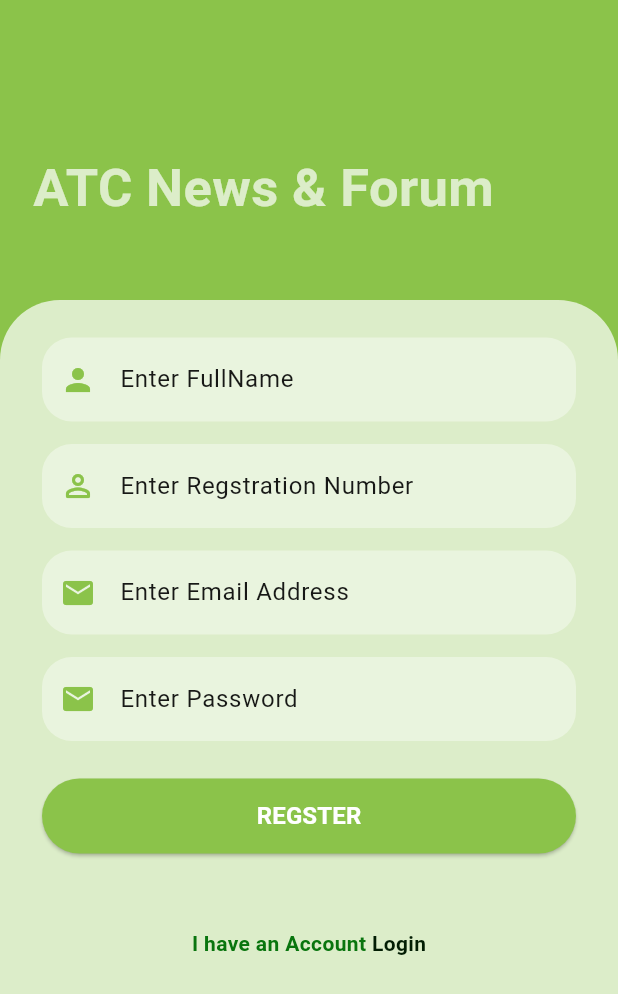
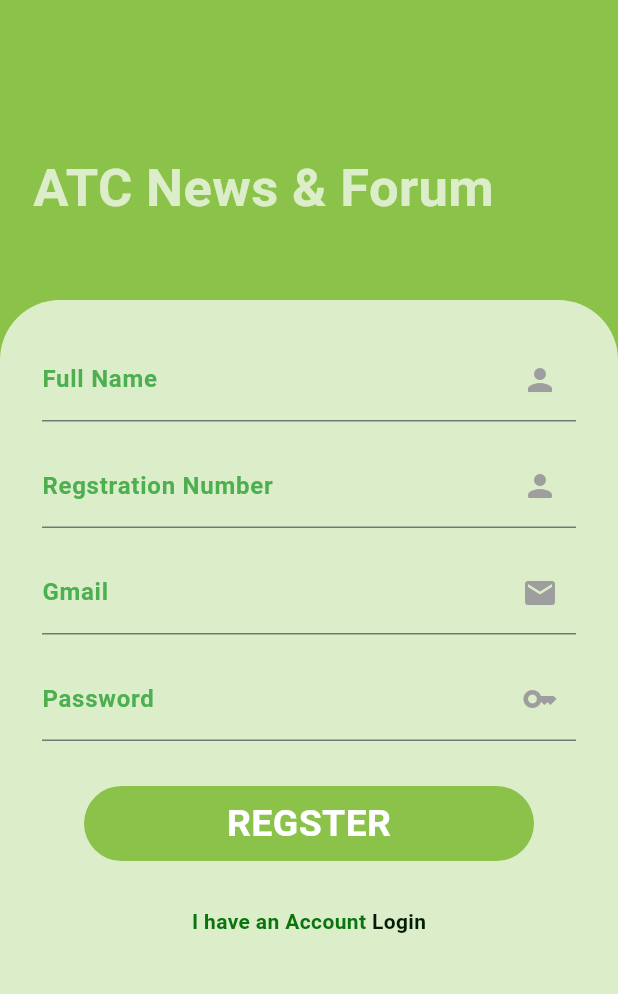
Before and after one commit to roja18/news_forums_app, a Flutter app: the screen it shows after launch, after a tap on "Regster", on a phone screen of 412 x 824 dp. Shown: the top 994 px of the screen. Run offline on Flutter 3.47's test engine with Material 3 defaults, Android fonts, the phone set to English and light mode, and no system bars.

Commit message:
Revert "fake commite"
This reverts commit db230a204513bae90a2219005613fe565b3321ed.

```diff
--- a/lib/main.dart
+++ b/lib/main.dart
@@ -1,11 +1,7 @@
-import 'package:firebase_core/firebase_core.dart';
 import 'package:flutter/material.dart';
-import 'package:news_and_forums/firebase_options.dart';
 import 'package:news_and_forums/screens/login.dart';
 
-void main() async {
-  WidgetsFlutterBinding.ensureInitialized();
-  await Firebase.initializeApp(options: DefaultFirebaseOptions.currentPlatform);
+void main() {
   runApp(const MyApp());
 }
 
--- a/lib/screens/component/reusable_widget.dart
+++ /dev/null
@@ -1,114 +0,0 @@
-import 'package:flutter/material.dart';
-
-TextFormField reusableTextFild(String text, IconData icon, bool isPasswordType,
-    TextEditingController controller) {
-  return TextFormField(
-    autovalidateMode: AutovalidateMode.onUserInteraction,
-    validator: isPasswordType
-        ? (value) {
-            if (value == null || value.isEmpty) {
-              return 'Please enter your password';
-            }
-
-            if (value.length < 6) {
-              return 'Password must be at least 6 characters';
-            }
-            return null;
-          }
-        : (value) {
-            // add email validation
-            if (text == 'Enter Email Address') {
-              if (value == null || value.isEmpty) {
-                return 'Please enter your email';
-              }
-
-              bool emailValid = RegExp(
-                      r"^[a-zA-Z0-9.a-zA-Z0-9.!#$%&'*+-/=?^_`{|}~]+@[a-zA-Z0-9]+\.[a-zA-Z]+")
-                  .hasMatch(value);
-              if (!emailValid) {
-                return 'Please enter a valid email';
-              }
-
-              return null;
-            }
-            if (text == 'Enter FullName') {
-              if (value == null || value.isEmpty) {
-                return 'Please enter your full name';
-              }
-
-              if (value.length < 6) {
-                return 'Fullname must be at least 10 characters';
-              }
-              return null;
-            }
-            if (text == 'Enter Regstration Number') {
-              if (value == null || value.isEmpty) {
-                return 'Please enter your regstration number';
-              }
-
-              if (value.length < 6) {
-                return 'Phone number must be at least 10 characters';
-              }
-              return null;
-            }
-
-          },
-    controller: controller,
-    obscureText: isPasswordType,
-    enableSuggestions: !isPasswordType,
-
-    // autovalidateMode: AutovalidateMode.onUserInteraction,
-    autocorrect: !isPasswordType,
-    cursorColor: Colors.black,
-    style: TextStyle(color: Color.fromARGB(255, 4, 56, 145).withOpacity(0.9)),
-    decoration: InputDecoration(
-      prefixIcon: Icon(
-        icon,
-        color: Colors.lightGreen,
-      ),
-
-      labelText: text,
-      // hintText: hint,
-      labelStyle: TextStyle(color: Colors.black.withOpacity(0.9)),
-      filled: true,
-      floatingLabelBehavior: FloatingLabelBehavior.never,
-      fillColor: Colors.white38,
-      border: OutlineInputBorder(
-          borderRadius: BorderRadius.circular(20.0),
-          borderSide: const BorderSide(width: 0, style: BorderStyle.none)),
-    ),
-    keyboardType: isPasswordType
-        ? TextInputType.visiblePassword
-        : TextInputType.emailAddress,
-  );
-}
-
-Container signInSignoutbutton(
-    BuildContext context, bool isLogin, Function onTap) {
-  return Container(
-    width: MediaQuery.of(context).size.width,
-    height: 50,
-    margin: const EdgeInsets.fromLTRB(0, 10, 0, 20),
-    decoration: BoxDecoration(borderRadius: BorderRadius.circular(90)),
-    child: ElevatedButton(
-      onPressed: () {
-        onTap();
-      },
-      child: Text(
-        isLogin ? 'LOGIN' : 'REGSTER',
-        style: const TextStyle(
-            color: Colors.white, fontWeight: FontWeight.bold, fontSize: 16),
-      ),
-      style: ButtonStyle(
-        backgroundColor: MaterialStateProperty.resolveWith((states) {
-          if (states.contains(MaterialState.pressed)) {
-            return Colors.black26;
-          }
-          return Colors.lightGreen;
-        }),
-        shape: MaterialStateProperty.all<RoundedRectangleBorder>(
-            RoundedRectangleBorder(borderRadius: BorderRadius.circular(30))),
-      ),
-    ),
-  );
-}
--- a/lib/screens/login.dart
+++ b/lib/screens/login.dart
@@ -1,11 +1,8 @@
-import 'package:firebase_auth/firebase_auth.dart';
 import 'package:flutter/cupertino.dart';
 import 'package:flutter/material.dart';
 import 'package:flutter/widgets.dart';
 import 'package:news_and_forums/screens/admin_home.dart';
 import 'package:news_and_forums/screens/regster.dart';
-
-import 'component/reusable_widget.dart';
 
 class LoginPage extends StatefulWidget {
   const LoginPage({super.key});
@@ -15,8 +12,6 @@ class LoginPage extends StatefulWidget {
 }
 
 class _LoginPageState extends State<LoginPage> {
-  TextEditingController _emailController = TextEditingController();
-  TextEditingController _passwordController = TextEditingController();
   @override
   Widget build(BuildContext context) {
     return Scaffold(
@@ -55,13 +50,34 @@ class _LoginPageState extends State<LoginPage> {
                 child: Column(
                   mainAxisAlignment: MainAxisAlignment.center,
                   children: [
-                    reusableTextFild("Enter Email Address", Icons.mail, false,
-                        _emailController),
-                    const SizedBox(height: 15),
-                    reusableTextFild("Enter Password", Icons.mail, true,
-                        _passwordController),
-                    const SizedBox(height: 15),
-                    SizedBox(height: 10),
+                    TextField(
+                      decoration: InputDecoration(
+                          suffixIcon: Icon(
+                            Icons.mail,
+                            color: Colors.grey,
+                          ),
+                          label: Text(
+                            "Gmail",
+                            style: TextStyle(
+                                fontWeight: FontWeight.bold,
+                                color: Colors.green),
+                          )),
+                    ),
+                    SizedBox(height: 15),
+                    TextField(
+                      decoration: InputDecoration(
+                          suffixIcon: Icon(
+                            Icons.key,
+                            color: Colors.grey,
+                          ),
+                          label: Text(
+                            "Password",
+                            style: TextStyle(
+                                fontWeight: FontWeight.bold,
+                                color: Colors.green),
+                          )),
+                    ),
+                    SizedBox(height: 20),
                     Align(
                       alignment: Alignment.centerRight,
                       child: Text(
@@ -71,47 +87,32 @@ class _LoginPageState extends State<LoginPage> {
                             color: Color.fromARGB(255, 4, 73, 7)),
                       ),
                     ),
-                    const SizedBox(height: 10),
-                    signInSignoutbutton(context, true, () {
-                      FirebaseAuth.instance
-                          .signInWithEmailAndPassword(
-                              email: _emailController.text,
-                              password: _passwordController.text)
-                          .then((value) {
-                        print("you login dude");
+                    const SizedBox(height: 30),
+                    GestureDetector(
+                      onTap: () {
                         Navigator.push(
                             context,
                             MaterialPageRoute(
                                 builder: (context) => AdminHome()));
-                      }).onError((error, stackTrace) {
-                        ScaffoldMessenger.of(context).showSnackBar(
-                          SnackBar(
-                            behavior: SnackBarBehavior.floating,
-                            backgroundColor: Colors.transparent,
-                            elevation: 0,
-                            content: Container(
-                              padding: const EdgeInsets.all(16),
-                              height: 90,
-                              decoration: const BoxDecoration(
-                                color: Color.fromARGB(255, 219, 30, 17),
-                                borderRadius:
-                                    BorderRadius.all(Radius.circular(20)),
-                              ),
-                              child: Column(
-                                  crossAxisAlignment: CrossAxisAlignment.start,
-                                  children: [
-                                    Text(
-                                      "Error",
-                                      style: TextStyle(fontSize: 18),
-                                    ),
-                                    Text("Error ${error.toString()}"),
-                                  ]),
-                            ),
+                      },
+                      child: Container(
+                        height: 50,
+                        width: 300,
+                        decoration: BoxDecoration(
+                          borderRadius: BorderRadius.circular(30),
+                          color: Colors.lightGreen,
+                        ),
+                        child: const Center(
+                          child: Text(
+                            "LOGIN",
+                            style: TextStyle(
+                                fontSize: 25,
+                                fontWeight: FontWeight.bold,
+                                color: Colors.white),
                           ),
-                        ); // ));
-                        // print("Error ${error.toString()}");
-                      });
-                    }),
+                        ),
+                      ),
+                    ),
                     const SizedBox(height: 30),
                     Align(
                       alignment: Alignment.centerRight,
--- a/lib/screens/regster.dart
+++ b/lib/screens/regster.dart
@@ -1,9 +1,5 @@
-import 'package:cloud_firestore/cloud_firestore.dart';
-import 'package:firebase_auth/firebase_auth.dart';
 import 'package:flutter/material.dart';
 import 'package:news_and_forums/screens/login.dart';
-
-import 'component/reusable_widget.dart';
 
 class Regster extends StatefulWidget {
   const Regster({super.key});
@@ -13,43 +9,7 @@ class Regster extends StatefulWidget {
 }
 
 class _RegsterState extends State<Regster> {
-  TextEditingController _fullnameController = TextEditingController();
-  TextEditingController _regstirationController = TextEditingController();
-  TextEditingController _emailController = TextEditingController();
-  TextEditingController _passwordController = TextEditingController();
   @override
-  Future SignUp() async {
-    showDialog(
-        context: context,
-        builder: (context) {
-          return Center(child: CircularProgressIndicator());
-        });
-    Navigator.of(context).pop();
-    await FirebaseAuth.instance.createUserWithEmailAndPassword(
-        email: _emailController.text.trim(),
-        password: _passwordController.text.trim());
-    addUsersDetail(
-        _fullnameController.text.trim(),
-        int.parse(_regstirationController.text.trim()),
-        _emailController.text.trim());
-  }
-
-  Future addUsersDetail(String fullname, int admission, String email) async {
-    await FirebaseFirestore.instance.collection('users').add({
-      'fullname': fullname,
-      'Addmission': admission,
-      'email': email,
-    });
-  }
-
-  @override
-  void dispose() {
-    _fullnameController.dispose();
-    _regstirationController.dispose();
-    _emailController.dispose();
-    _passwordController.dispose();
-  }
-
   Widget build(BuildContext context) {
     return Scaffold(
         body: Stack(
@@ -87,55 +47,79 @@ class _RegsterState extends State<Regster> {
                 child: Column(
                   mainAxisAlignment: MainAxisAlignment.center,
                   children: [
-                    reusableTextFild("Enter FullName", Icons.person, false,
-                        _fullnameController),
+                    const TextField(
+                      decoration: InputDecoration(
+                          suffixIcon: Icon(
+                            Icons.person,
+                            color: Colors.grey,
+                          ),
+                          label: Text(
+                            "Full Name",
+                            style: TextStyle(
+                                fontWeight: FontWeight.bold,
+                                color: Colors.green),
+                          )),
+                    ),
                     const SizedBox(height: 15),
-                    reusableTextFild(
-                        "Enter Regstration Number",
-                        Icons.perm_identity_rounded,
-                        false,
-                        _regstirationController),
+                    const TextField(
+                      decoration: InputDecoration(
+                          suffixIcon: Icon(
+                            Icons.person_rounded,
+                            color: Colors.grey,
+                          ),
+                          label: Text(
+                            "Regstration Number",
+                            style: TextStyle(
+                                fontWeight: FontWeight.bold,
+                                color: Colors.green),
+                          )),
+                    ),
                     const SizedBox(height: 15),
-                    reusableTextFild("Enter Email Address", Icons.mail, false,
-                        _emailController),
+                    const TextField(
+                      decoration: InputDecoration(
+                          suffixIcon: Icon(
+                            Icons.mail,
+                            color: Colors.grey,
+                          ),
+                          label: Text(
+                            "Gmail",
+                            style: TextStyle(
+                                fontWeight: FontWeight.bold,
+                                color: Colors.green),
+                          )),
+                    ),
                     const SizedBox(height: 15),
-                    reusableTextFild("Enter Password", Icons.mail, true,
-                        _passwordController),
-                    const SizedBox(height: 15),
-                    signInSignoutbutton(context, false, () {
-                      SignUp().then((value) {
-                        Navigator.push(
-                            context,
-                            MaterialPageRoute(
-                                builder: (context) => LoginPage()));
-                      }).onError((error, stackTrace) {
-                        ScaffoldMessenger.of(context).showSnackBar(
-                          SnackBar(
-                            behavior: SnackBarBehavior.floating,
-                            backgroundColor: Colors.transparent,
-                            elevation: 0,
-                            content: Container(
-                              padding: const EdgeInsets.all(16),
-                              height: 90,
-                              decoration: const BoxDecoration(
-                                color: Color.fromARGB(255, 219, 30, 17),
-                                borderRadius:
-                                    BorderRadius.all(Radius.circular(20)),
-                              ),
-                              child: Column(
-                                  crossAxisAlignment: CrossAxisAlignment.start,
-                                  children: [
-                                    Text(
-                                      "Error",
-                                      style: TextStyle(fontSize: 18),
-                                    ),
-                                    Text("Error ${error.toString()}"),
-                                  ]),
-                            ),
+                    const TextField(
+                      decoration: InputDecoration(
+                          suffixIcon: Icon(
+                            Icons.key,
+                            color: Colors.grey,
                           ),
-                        );
-                      });
-                    }),
+                          label: Text(
+                            "Password",
+                            style: TextStyle(
+                                fontWeight: FontWeight.bold,
+                                color: Colors.green),
+                          )),
+                    ),
+                    const SizedBox(height: 30),
+                    Container(
+                      height: 50,
+                      width: 300,
+                      decoration: BoxDecoration(
+                        borderRadius: BorderRadius.circular(30),
+                        color: Colors.lightGreen,
+                      ),
+                      child: const Center(
+                        child: Text(
+                          "REGSTER",
+                          style: TextStyle(
+                              fontSize: 25,
+                              fontWeight: FontWeight.bold,
+                              color: Colors.white),
+                        ),
+                      ),
+                    ),
                     const SizedBox(height: 30),
                     Align(
                       alignment: Alignment.centerRight,
--- a/pubspec.yaml
+++ b/pubspec.yaml
@@ -35,9 +35,6 @@ dependencies:
   # The following adds the Cupertino Icons font to your application.
   # Use with the CupertinoIcons class for iOS style icons.
   cupertino_icons: ^1.0.6
-  firebase_core: ^2.31.1
-  firebase_auth: ^4.19.6
-  cloud_firestore: ^4.17.4
 
 dev_dependencies:
   flutter_test:
```
Also changed, not shown: lib/screens/admin_home.dart (+2 -16 lines), firebase.json (deleted), lib/firebase_options.dart (deleted), pubspec.lock, 9 other files.
